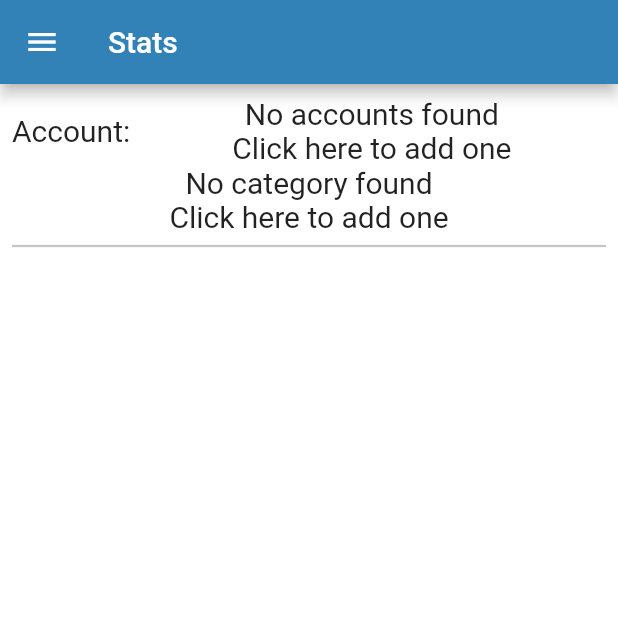
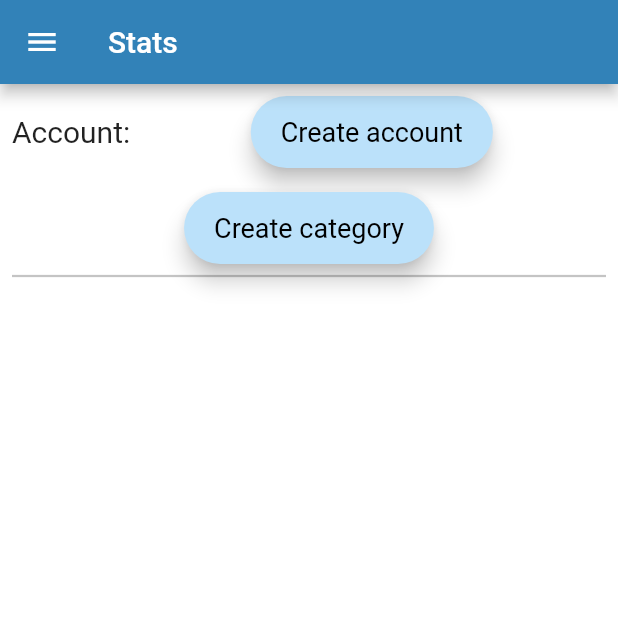
Before and after one commit to budgetiser/budgetiser, a Flutter app: the Stats screen opened by its route, on a phone screen of 412 x 824 dp, the top half of it. Run offline on Flutter 3.47's test engine with Material 2 defaults, Android fonts, the phone set to English and light mode, and no system bars; our stand-ins replace flutter_colorpicker, flutter_markdown, jiffy, percent_indicator, shared_preferences, sqflite_sqlcipher; accounts and stored records are empty.

Commit message:
make noAccount/noCategory-text to button

```diff
--- a/lib/screens/stats/stats.dart
+++ b/lib/screens/stats/stats.dart
@@ -54,6 +54,7 @@ class _StatsState extends State<Stats> {
                 ),
               ],
             ),
+            const SizedBox(height: 16),
             SelectCategory(
               initialCategory: _selectedCategory,
               callback: setCategory,
--- a/lib/shared/picker/select_account.dart
+++ b/lib/shared/picker/select_account.dart
@@ -5,6 +5,9 @@ import 'package:budgetiser/shared/widgets/smallStuff/account_text_with_icon.dart
 import 'package:flutter/material.dart';
 import 'package:shared_preferences/shared_preferences.dart';
 
+/// Account selector dropdown
+///
+/// TODO: validate form when no account is available
 class SelectAccount extends StatefulWidget {
   const SelectAccount({
     Key? key,
@@ -21,7 +24,7 @@ class SelectAccount extends StatefulWidget {
 }
 
 class _SelectAccountState extends State<SelectAccount> {
-  List<Account>? _accounts;
+  List<Account>? _accounts = [];
   Account? _selectedAccount;
   final String keySelectedAccount = "key-last-selected-account";
 
@@ -73,24 +76,27 @@ class _SelectAccountState extends State<SelectAccount> {
   Widget build(BuildContext context) {
     var filteredAccounts =
         _accounts?.where((element) => element.id != widget.blackListAccountId);
-    String errorText = "No accounts found\nClick here to add one";
-    if (filteredAccounts != null && filteredAccounts.isEmpty) {
-      errorText = "You need a 2nd account\nClick here to add one";
+    String errorText = "Create account";
+    if (filteredAccounts != null &&
+        filteredAccounts.isEmpty &&
+        _accounts!.isNotEmpty) {
+      errorText = "Create 2nd account";
     }
 
-    if (_accounts == null ||
-        _accounts!.isEmpty ||
+    if (_accounts == null) {
+      return Container();
+    }
+    if (_accounts!.isEmpty ||
         filteredAccounts != null && filteredAccounts.isEmpty) {
       return Center(
-        child: InkWell(
-          onTap: () {
+        child: FloatingActionButton.extended(
+          heroTag: null,
+          onPressed: () {
             Navigator.of(context).push(
                 MaterialPageRoute(builder: (context) => const AccountForm()));
           },
-          child: Text(
-            errorText,
-            textAlign: TextAlign.center,
-          ),
+          label: Text(errorText),
+          extendedTextStyle: const TextStyle(fontSize: 18),
         ),
       );
     }
--- a/lib/shared/picker/select_category.dart
+++ b/lib/shared/picker/select_category.dart
@@ -5,6 +5,9 @@ import 'package:budgetiser/shared/widgets/smallStuff/category_text_with_icon.dar
 import 'package:flutter/material.dart';
 import 'package:shared_preferences/shared_preferences.dart';
 
+/// Category selector dropdown
+///
+/// TODO: validate form when no category is available
 class SelectCategory extends StatefulWidget {
   const SelectCategory({
     Key? key,
@@ -68,15 +71,14 @@ class _SelectCategoryState extends State<SelectCategory> {
     // if no categories yet, return a link to add a category
     if (_categories == null || _categories!.isEmpty) {
       return Center(
-        child: InkWell(
-          onTap: () {
+        child: FloatingActionButton.extended(
+          heroTag: null,
+          onPressed: () {
             Navigator.of(context).push(
                 MaterialPageRoute(builder: (context) => const CategoryForm()));
           },
-          child: const Text(
-            "No category found\nClick here to add one",
-            textAlign: TextAlign.center,
-          ),
+          label: const Text("Create category"),
+          extendedTextStyle: const TextStyle(fontSize: 18),
         ),
       );
     }
```
